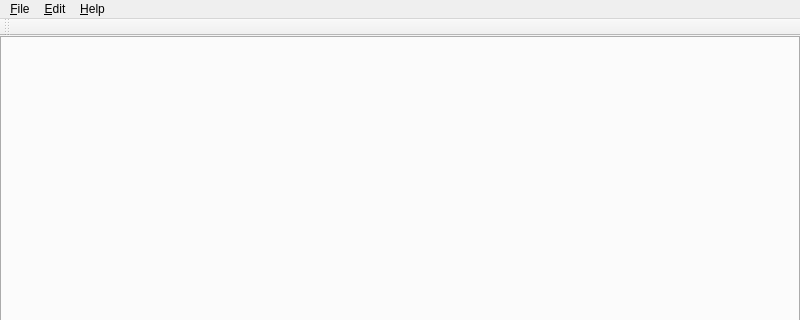
The window that src/Contrivance/Contrivance_ContrivanceWindow.ui (Connway/Shibboleth) describes before a commit, drawn with Qt 5; both pictures show x 0 to 800 and y 0 to 320 of the 800 by 600 pixel window.
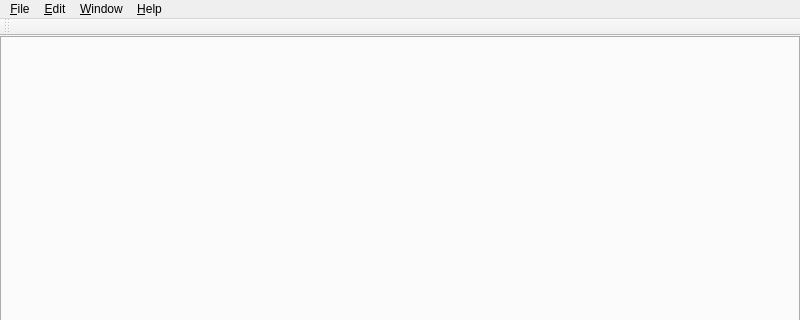
The same window after the commit.

What changed in the file:
```diff
--- a/src/Contrivance/Contrivance_ContrivanceWindow.ui
+++ b/src/Contrivance/Contrivance_ContrivanceWindow.ui
@@ -22,6 +22,12 @@
   <property name="toolButtonStyle">
    <enum>Qt::ToolButtonIconOnly</enum>
   </property>
+  <property name="documentMode">
+   <bool>true</bool>
+  </property>
+  <property name="dockOptions">
+   <set>QMainWindow::AllowNestedDocks|QMainWindow::AllowTabbedDocks|QMainWindow::AnimatedDocks|QMainWindow::VerticalTabs</set>
+  </property>
   <widget class="QWidget" name="centralWidget">
    <property name="sizePolicy">
     <sizepolicy hsizetype="Expanding" vsizetype="Expanding">
@@ -83,7 +89,7 @@
      <x>0</x>
      <y>0</y>
      <width>800</width>
-     <height>20</height>
+     <height>21</height>
     </rect>
    </property>
    <widget class="QMenu" name="menu_File">
@@ -104,8 +110,14 @@
     </property>
     <addaction name="action_Shortcut_Editor"/>
    </widget>
+   <widget class="QMenu" name="menu_Window">
+    <property name="title">
+     <string>&amp;Window</string>
+    </property>
+   </widget>
    <addaction name="menu_File"/>
    <addaction name="menu_Edit"/>
+   <addaction name="menu_Window"/>
    <addaction name="menu_About"/>
   </widget>
   <widget class="QStatusBar" name="statusBar"/>
```
Left out of the diff: 2 changed lines with no effect on the pictures.
